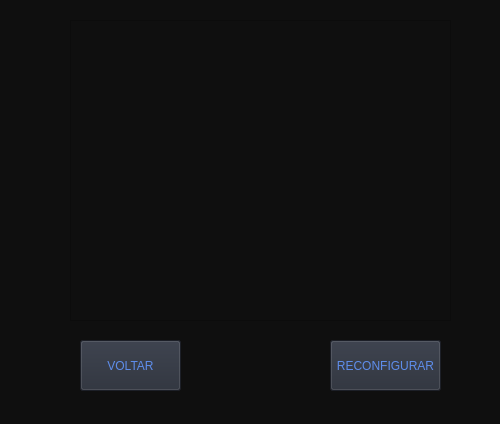
felipe2102/Notebook, file SN3/_pages/aulas.ui: the form before one commit.
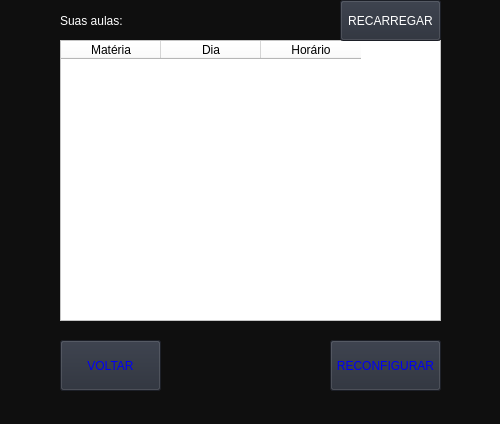
The form after the commit.

Diff of the .ui file:
```diff
--- a/SN3/_pages/aulas.ui
+++ b/SN3/_pages/aulas.ui
@@ -44,7 +44,7 @@
    <property name="styleSheet">
     <string notr="true">background-color: rgb(39,44,55);
 font: 87 8pt &quot;Arial Black&quot;;
-color: rgb(94,141,235);</string>
+color: rgb(0,0,245);</string>
    </property>
    <property name="text">
     <string>RECONFIGURAR</string>
@@ -53,7 +53,7 @@
   <widget class="QPushButton" name="Button_voltar">
    <property name="geometry">
     <rect>
-     <x>80</x>
+     <x>60</x>
      <y>340</y>
      <width>101</width>
      <height>51</height>
@@ -62,20 +62,74 @@
    <property name="styleSheet">
     <string notr="true">background-color: rgb(39,44,55);
 font: 87 10pt &quot;Arial Black&quot;;
-color: rgb(94,141,235);</string>
+color: rgb(0,0,245);</string>
    </property>
    <property name="text">
     <string>VOLTAR</string>
    </property>
   </widget>
-  <widget class="QListView" name="listView">
+  <widget class="QTableWidget" name="tableWidget">
    <property name="geometry">
     <rect>
-     <x>70</x>
-     <y>20</y>
+     <x>60</x>
+     <y>40</y>
      <width>381</width>
-     <height>301</height>
+     <height>281</height>
     </rect>
+   </property>
+   <property name="styleSheet">
+    <string notr="true">background-color: rgb(255, 255, 255);
+font: 87 8pt &quot;Arial Black&quot;;</string>
+   </property>
+   <column>
+    <property name="text">
+     <string>Matéria</string>
+    </property>
+   </column>
+   <column>
+    <property name="text">
+     <string>Dia</string>
+    </property>
+   </column>
+   <column>
+    <property name="text">
+     <string>Horário</string>
+    </property>
+   </column>
+  </widget>
+  <widget class="QPushButton" name="Button_voltar_2">
+   <property name="geometry">
+    <rect>
+     <x>340</x>
+     <y>0</y>
+     <width>101</width>
+     <height>41</height>
+    </rect>
+   </property>
+   <property name="styleSheet">
+    <string notr="true">background-color: rgb(39,44,55);
+font: 87 9pt &quot;Arial Black&quot;;
+color: rgb(255, 255, 255);</string>
+   </property>
+   <property name="text">
+    <string>RECARREGAR</string>
+   </property>
+  </widget>
+  <widget class="QLabel" name="label">
+   <property name="geometry">
+    <rect>
+     <x>60</x>
+     <y>10</y>
+     <width>91</width>
+     <height>21</height>
+    </rect>
+   </property>
+   <property name="styleSheet">
+    <string notr="true">color: rgb(255, 255, 255);
+font: 87 10pt &quot;Arial Black&quot;;</string>
+   </property>
+   <property name="text">
+    <string>Suas aulas:</string>
    </property>
   </widget>
  </widget>
```
